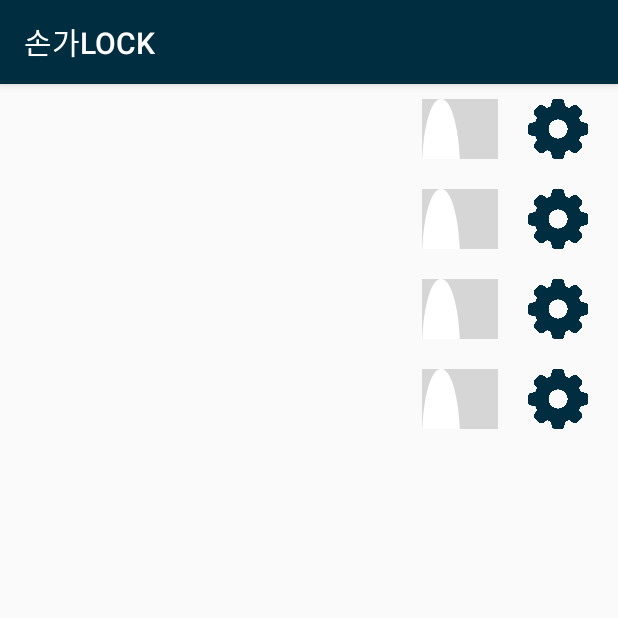
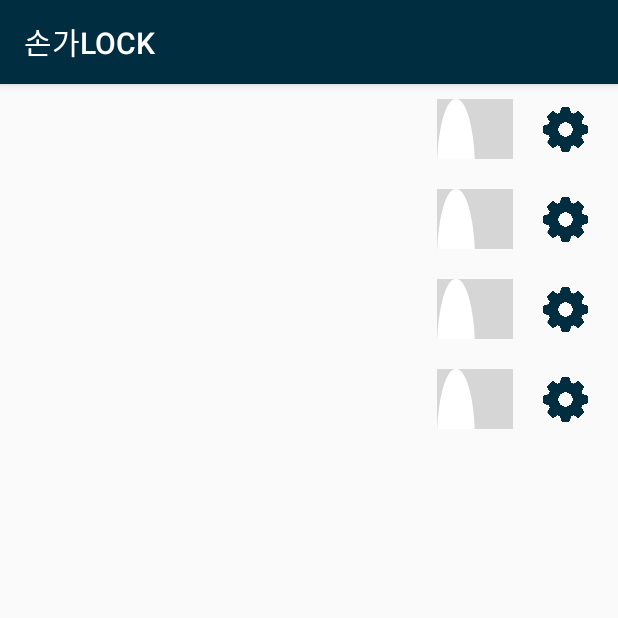
Before and after one commit to leesihyun/FingerLock, an Android app: the screen it shows after launch (MainActivity), on a phone screen of 412 x 824 dp, the top half of it. Run offline under Robolectric (Android 15) with nearby library versions, the phone set to English and light mode, and no system bars.

Commit message:
[fix] 손가LOCK 잠금화면 on/off설정(설정 이미지 버튼 사이즈 조절)

```diff
--- a/app/src/main/res/layout/activity_main.xml
+++ b/app/src/main/res/layout/activity_main.xml
@@ -28,10 +28,11 @@
 
         <ImageButton
             android:id="@+id/finger_lock_setting"
-            android:layout_width="40dp"
-            android:layout_height="40dp"
+            android:layout_width="30dp"
+            android:layout_height="30dp"
             android:layout_marginRight="20dp"
             android:layout_marginLeft="20dp"
+            android:layout_marginTop="5dp"
             android:background="#00FFFFFF"
             android:scaleType="centerInside"
             app:srcCompat="@drawable/settings" />
@@ -58,8 +59,9 @@
 
         <ImageButton
             android:id="@+id/touch_tab_lock_setting"
-            android:layout_width="40dp"
-            android:layout_height="40dp"
+            android:layout_width="30dp"
+            android:layout_height="30dp"
+            android:layout_marginTop="5dp"
             android:layout_marginRight="20dp"
             android:layout_marginLeft="20dp"
             android:background="#00FFFFFF"
@@ -88,8 +90,9 @@
 
         <ImageButton
             android:id="@+id/color_tab_lock_setting"
-            android:layout_width="40dp"
-            android:layout_height="40dp"
+            android:layout_width="30dp"
+            android:layout_height="30dp"
+            android:layout_marginTop="5dp"
             android:layout_marginRight="20dp"
             android:layout_marginLeft="20dp"
             android:background="#00FFFFFF"
@@ -118,8 +121,9 @@
 
         <ImageButton
             android:id="@+id/pin_lock_setting"
-            android:layout_width="40dp"
-            android:layout_height="40dp"
+            android:layout_width="30dp"
+            android:layout_height="30dp"
+            android:layout_marginTop="5dp"
             android:layout_marginRight="20dp"
             android:layout_marginLeft="20dp"
             android:background="#00FFFFFF"
```
